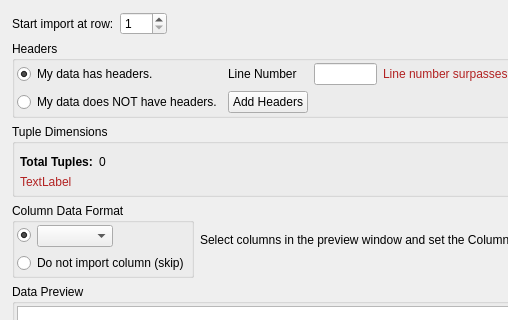
Above: Source/Plugins/IO/Widgets/ImportASCIIDataWizard/UI_Files/DataFormatPage.ui from BlueQuartzSoftware/DREAM3D before the change; both pictures show x 0 to 508 and y 0 to 320 of the 715 by 451 pixel window. Below: the same form after it.
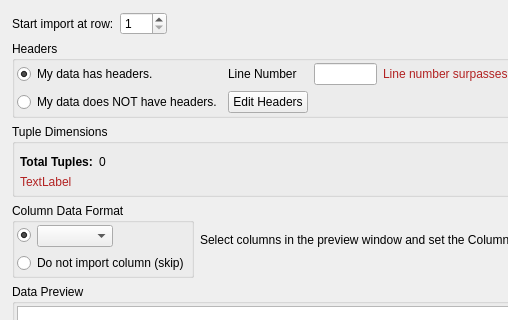
That is the form after the change. Custom widgets are drawn as their Qt base class.

Commit message: Changing name of AddHeadersDialog to EditHeadersDialog.  The dialog now is used to edit headers, and retains the current header names every time you open it.

The edit to the form file:
```diff
--- a/Source/Plugins/IO/Widgets/ImportASCIIDataWizard/UI_Files/DataFormatPage.ui
+++ b/Source/Plugins/IO/Widgets/ImportASCIIDataWizard/UI_Files/DataFormatPage.ui
@@ -348,7 +348,7 @@
         <item row="1" column="2">
          <widget class="QPushButton" name="addHeadersBtn">
           <property name="text">
-           <string>Add Headers</string>
+           <string>Edit Headers</string>
           </property>
          </widget>
         </item>
```
Left out of the diff: 2 changed lines with no effect on the pictures. The commit also changes 6 other files.
